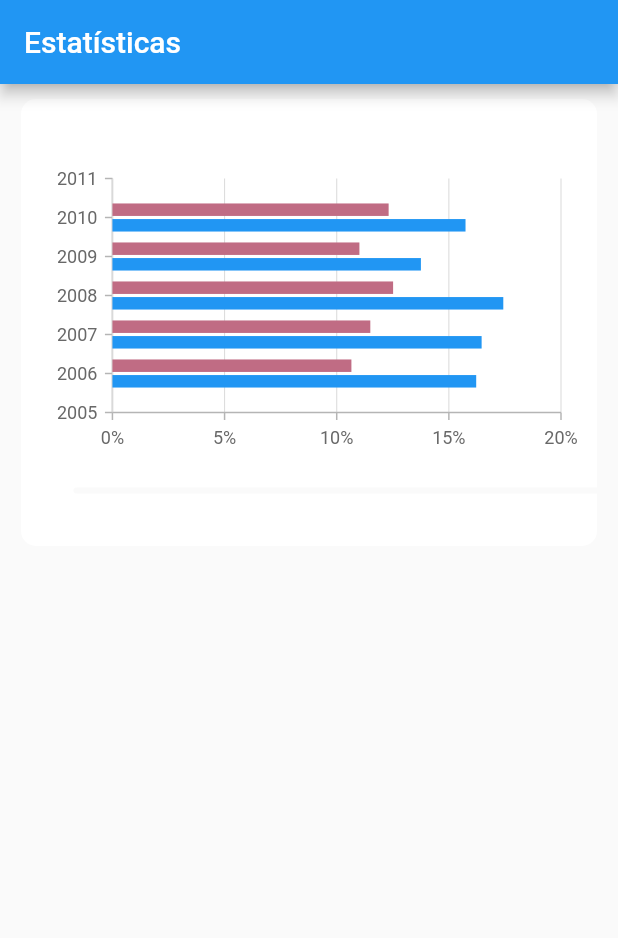
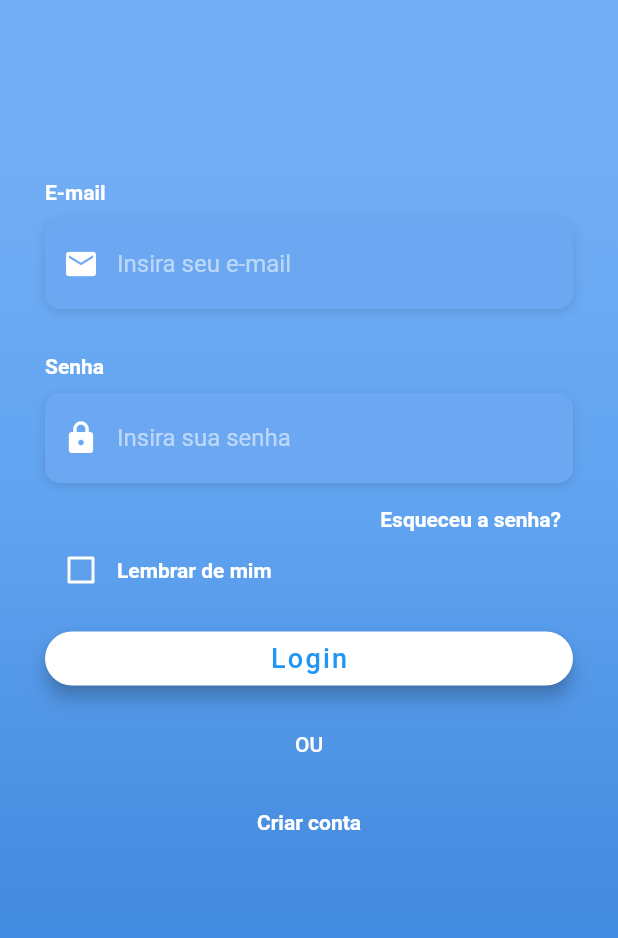
Before and after one commit to Irand27/digistarts-test, a Flutter app: the screen it shows after launch, on a phone screen of 412 x 824 dp. Shown: the top 938 px of the screen. Run offline on Flutter 3.47's test engine with Material 2 defaults, Android fonts, the phone set to English and light mode, and no system bars; our stand-ins replace syncfusion_flutter_charts; Roboto replaces fonts that are missing (OpenSans).

Commit message:
create login page, bottom bar and app bar

```diff
--- a/lib/home/cards/footer_card.dart
+++ b/lib/home/cards/footer_card.dart
@@ -21,7 +21,7 @@ class FooterCard extends StatelessWidget {
             mainAxisAlignment: MainAxisAlignment.spaceBetween,
             children: [
               Text(
-                '',
+                description,
                 style: TextStyle(
                     decoration: TextDecoration.none,
                     color: ThemeColors.black(context),
@@ -29,7 +29,7 @@ class FooterCard extends StatelessWidget {
                     fontWeight: FontWeight.bold),
               ),
               Text(
-                '',
+                value.toString(),
                 style: TextStyle(
                     decoration: TextDecoration.none,
                     color: ThemeColors.black(context),
@@ -48,7 +48,7 @@ class FooterCard extends StatelessWidget {
       padding: const EdgeInsets.only(top: 10, left: 35),
       child: Container(
         decoration: BoxDecoration(
-            color: ThemeColors.scaffoldBackground(context),
+            color: Colors.grey[300],
             borderRadius: BorderRadius.only(
               topLeft: Radius.circular(12),
               bottomLeft: Radius.circular(12),
--- /dev/null
+++ b/lib/login/login_page.dart
@@ -0,0 +1,240 @@
+import 'package:digistarts_test/home/home_page.dart';
+import 'package:digistarts_test/screens/bottom_nav_screen.dart';
+import 'package:flutter/material.dart';
+
+class LoginScreen extends StatefulWidget {
+  @override
+  _LoginScreenState createState() => _LoginScreenState();
+}
+
+class _LoginScreenState extends State<LoginScreen> {
+  bool _rememberMe = false;
+  @override
+  Widget build(BuildContext context) {
+    return Scaffold(
+      body: Stack(
+        children: [
+          gradientBackground(),
+          Container(
+            height: double.infinity,
+            child: SingleChildScrollView(
+              physics: AlwaysScrollableScrollPhysics(),
+              padding: EdgeInsets.only(top: 90, left: 30, right: 30),
+              child: Column(
+                mainAxisAlignment: MainAxisAlignment.center,
+                children: [
+                  // Text(
+                  //   'Entrar',
+                  //   style: TextStyle(
+                  //     color: Colors.white,
+                  //     fontFamily: 'OpenSans',
+                  //     fontSize: 30,
+                  //     fontWeight: FontWeight.bold,
+                  //   ),
+                  // ),
+                  SizedBox(
+                    height: 30,
+                  ),
+                  _buildLoginBox('E-mail', 'Insira seu e-mail', Icons.email,
+                      isPassword: false, isEmail: TextInputType.emailAddress),
+                  SizedBox(height: 30),
+                  _buildLoginBox('Senha', 'Insira sua senha', Icons.lock,
+                      isPassword: true),
+                  _buildForgotPassword(),
+                  _buildRemember(),
+                  _buildLoginButton(),
+                  _buildSignUp(),
+                ],
+              ),
+            ),
+          ),
+        ],
+      ),
+    );
+  }
+
+  Container gradientBackground() {
+    return Container(
+      height: double.infinity,
+      width: double.infinity,
+      decoration: BoxDecoration(
+        gradient: LinearGradient(
+            begin: Alignment.topCenter,
+            end: Alignment.bottomCenter,
+            colors: [
+              Color(0xFF73AEF5),
+              Color(0xFF61A4F1),
+              Color(0xFF478DE0),
+              Color(0xFF398AE5),
+            ],
+            stops: [
+              0.1,
+              0.4,
+              0.7,
+              0.9,
+            ]),
+      ),
+    );
+  }
+
+  Column _buildSignUp() {
+    return Column(
+      children: [
+        Text(
+          ' OU ',
+          style: TextStyle(
+            color: Colors.white,
+            fontWeight: FontWeight.w500,
+          ),
+        ),
+        SizedBox(height: 20),
+        Container(
+            child: TextButton(
+          onPressed: () => print('Função de criar conta'),
+          child: Text(
+            'Criar conta',
+            style: TextStyle(
+              color: Colors.white,
+              fontWeight: FontWeight.bold,
+              fontFamily: 'OpenSans',
+            ),
+          ),
+        ))
+      ],
+    );
+  }
+
+  Container _buildLoginButton() {
+    return Container(
+      width: double.infinity,
+      padding: EdgeInsets.symmetric(vertical: 25),
+      child: ElevatedButton(
+        style: ElevatedButton.styleFrom(
+          primary: Colors.white, // background
+          onPrimary: Colors.red, // foreground
+          elevation: 5,
+          shape: RoundedRectangleBorder(
+            borderRadius: BorderRadius.circular(30),
+          ),
+        ),
+        onPressed: () => Navigator.push(
+          context,
+          MaterialPageRoute(builder: (context) => BottomNavScreen()),
+        ),
+        child: Text('Login',
+            style: TextStyle(
+              color: Colors.blue,
+              letterSpacing: 1.5,
+              fontSize: 18,
+              fontFamily: 'OpenSans',
+            )),
+      ),
+    );
+  }
+
+  Container _buildForgotPassword() {
+    return Container(
+      alignment: Alignment.centerRight,
+      child: TextButton(
+        style: TextButton.styleFrom(
+          primary: Colors.blue,
+        ),
+        onPressed: () => debugPrint('Função de esquecer a senha'),
+        child: Text(
+          'Esqueceu a senha?',
+          style: TextStyle(
+            color: Colors.white,
+            fontWeight: FontWeight.bold,
+            fontFamily: 'OpenSans',
+          ),
+        ),
+      ),
+    );
+  }
+
+  Container _buildRemember() {
+    return Container(
+      height: 20,
+      child: Row(
+        children: [
+          Theme(
+            data: ThemeData(unselectedWidgetColor: Colors.white),
+            child: Checkbox(
+                value: _rememberMe,
+                checkColor: Colors.green,
+                activeColor: Colors.white,
+                onChanged: (value) {
+                  setState(() {
+                    _rememberMe = value;
+                  });
+                }),
+          ),
+          Text(
+            'Lembrar de mim',
+            style: TextStyle(
+              color: Colors.white,
+              fontWeight: FontWeight.bold,
+              fontFamily: 'OpenSans',
+            ),
+          )
+        ],
+      ),
+    );
+  }
+
+  Column _buildLoginBox(
+    String title,
+    String boxText,
+    IconData iconBox, {
+    bool isPassword,
+    TextInputType isEmail,
+  }) {
+    return Column(
+      crossAxisAlignment: CrossAxisAlignment.start,
+      children: [
+        Text(
+          title,
+          style: TextStyle(
+            color: Colors.white,
+            fontWeight: FontWeight.bold,
+            fontFamily: 'OpenSans',
+          ),
+        ),
+        SizedBox(height: 10),
+        Container(
+          alignment: Alignment.centerLeft,
+          decoration: BoxDecoration(
+            color: Color(0xFF6CA8F1),
+            borderRadius: BorderRadius.circular(10.0),
+            boxShadow: [
+              BoxShadow(
+                color: Colors.black12,
+                blurRadius: 6.0,
+                offset: Offset(0, 2),
+              ),
+            ],
+          ),
+          height: 60,
+          child: TextField(
+            obscureText: isPassword,
+            keyboardType: isEmail,
+            style: TextStyle(color: Colors.white),
+            decoration: InputDecoration(
+              border: InputBorder.none,
+              contentPadding: EdgeInsets.only(top: 14),
+              prefixIcon: Icon(
+                iconBox,
+                color: Colors.white,
+              ),
+              hintText: boxText,
+              hintStyle: TextStyle(
+                color: Colors.white54,
+                fontFamily: 'OpenSans',
+              ),
+            ),
+          ),
+        ),
+      ],
+    );
+  }
+}
--- a/lib/main.dart
+++ b/lib/main.dart
@@ -1,4 +1,5 @@
 import 'package:digistarts_test/home/home_page.dart';
+import 'package:digistarts_test/login/login_page.dart';
 import 'package:flutter/material.dart';
 
 void main() {
@@ -14,7 +15,7 @@ class MyApp extends StatelessWidget {
       theme: ThemeData(
         primarySwatch: Colors.blue,
       ),
-      home: HomePage(),
+      home: LoginScreen(),
     );
   }
 }
--- a/lib/theme/colors.dart
+++ b/lib/theme/colors.dart
@@ -6,11 +6,11 @@ class ThemeColors {
   }
 
   static Color black(BuildContext context) {
-    return Theme.of(context).colorScheme.background;
+    return Colors.grey[800];
   }
 
   static Color scaffoldBackground(BuildContext context) {
-    return Theme.of(context).scaffoldBackgroundColor;
+    return Colors.grey[300];
   }
 
   static Color accent(BuildContext context) {
```
Also changed, not shown: lib/home/home_page.dart (+37 -7 lines), lib/screens/bottom_nav_screen.dart (added, +56 -0 lines), lib/screens/custom_appbar.dart (added, +26 -0 lines), pubspec.lock.
